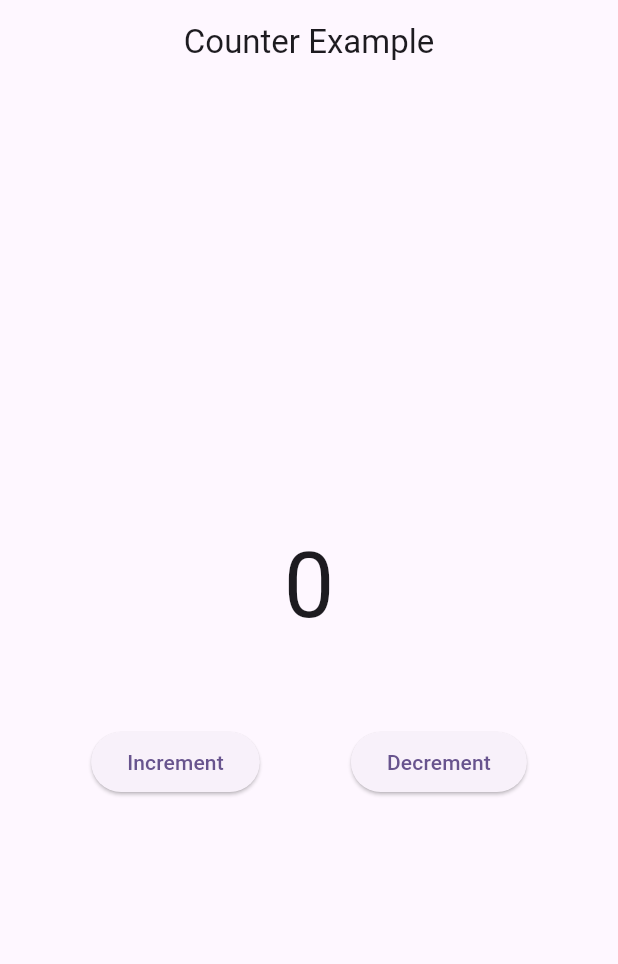
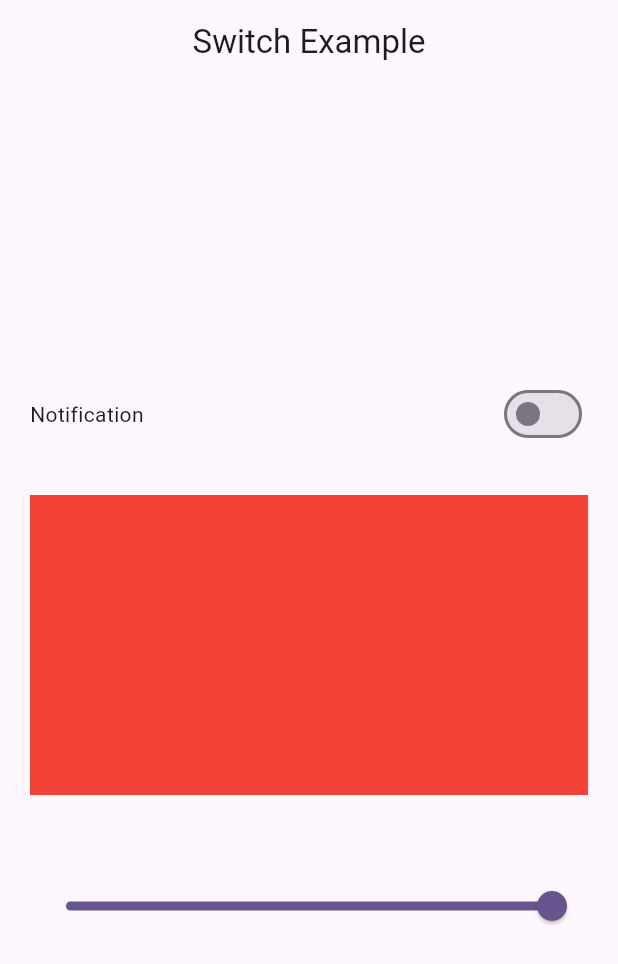
Before and after one commit to Saadali011/Flutter-Bloc, a Flutter app: the screen it shows after launch, on a phone screen of 412 x 824 dp. Shown: the top 964 px of the screen. Run offline on Flutter 3.47's test engine with Material 3 defaults, Android fonts, the phone set to English and light mode, and no system bars; our stand-ins replace bloc, equatable, flutter_bloc.

Commit message:
Flutter Bloc Switch_Example: => Switch => Slider

```diff
--- /dev/null
+++ b/lib/bloc/switch_example/switch_bloc.dart
@@ -0,0 +1,19 @@
+import 'package:bloc/bloc.dart';
+import 'package:practice_bloc/bloc/switch_example/switch_event.dart';
+import 'package:practice_bloc/bloc/switch_example/switch_states.dart';
+
+class SwitchBloc extends Bloc<SwitchEvents,SwitchStates>{
+  SwitchBloc():super(SwitchStates()){
+    on<EnableOrDisableNotification>(_EnableOrDisableNotification);
+    on<SliderEvent>(_sliderEvent);
+
+  }
+
+  void _EnableOrDisableNotification(EnableOrDisableNotification events, Emitter<SwitchStates> emit ){
+    emit(state.copyWith(isSwitch: !state.isSwtich));
+  }
+
+  void _sliderEvent(SliderEvent events, Emitter<SwitchStates> emit ){
+    emit(state.copyWith(slider: events.slider));
+  }
+}
--- /dev/null
+++ b/lib/bloc/switch_example/switch_event.dart
@@ -0,0 +1,22 @@
+import "package:equatable/equatable.dart";
+import "package:flutter/material.dart";
+
+abstract class SwitchEvents{
+  SwitchEvents();
+
+  @override
+  List<Object> get props => [];
+
+}
+
+class EnableOrDisableNotification extends SwitchEvents{}
+
+class SliderEvent extends SwitchEvents{
+
+  double slider;
+  SliderEvent({required this.slider});
+
+  @override
+  List<Object> get props => [slider];
+
+}
--- /dev/null
+++ b/lib/bloc/switch_example/switch_states.dart
@@ -0,0 +1,18 @@
+import 'package:equatable/equatable.dart';
+class SwitchStates extends Equatable{
+  bool isSwtich;
+  double slider;
+
+  SwitchStates({this.isSwtich = false,this.slider = 1.0});
+
+  SwitchStates copyWith({bool? isSwitch,double? slider}){
+    return SwitchStates(
+    isSwtich : isSwitch ?? this.isSwtich,
+      slider: slider?? this.slider,
+    );
+}
+
+  @override
+  List<Object> get props => [isSwtich,slider];
+
+}
--- a/lib/main.dart
+++ b/lib/main.dart
@@ -1,7 +1,9 @@
 import 'package:flutter/material.dart';
 import 'package:flutter_bloc/flutter_bloc.dart';
 import 'package:practice_bloc/bloc/counter/counter_bloc.dart';
-import 'package:practice_bloc/ui/counter_screen.dart';
+import 'package:practice_bloc/bloc/switch_example/switch_bloc.dart';
+import 'package:practice_bloc/ui/counter/counter_screen.dart';
+import 'package:practice_bloc/ui/switch_example/switch_example_screen.dart';
 
 void main() {
   runApp(const MyApp());
@@ -10,19 +12,21 @@ void main() {
 class MyApp extends StatelessWidget {
   const MyApp({super.key});
 
-  // This widget is the root of your application.
   @override
   Widget build(BuildContext context) {
-    return BlocProvider(
-      create: (_) => CounterBloc(),
-      child:  MaterialApp(
+    return MultiBlocProvider(
+      providers: [
+        BlocProvider(create: (_) => CounterBloc(),),
+        BlocProvider(create: (_) => SwitchBloc(),),
+      ],
+      child: MaterialApp(
         title: 'Flutter Demo',
         debugShowCheckedModeBanner: false,
         theme: ThemeData(
           colorScheme: ColorScheme.fromSeed(seedColor: Colors.deepPurple),
           useMaterial3: true,
         ),
-        home: const CounterScreen(),
+        home: const SwitchExample(),
       ),
     );
   }
--- a/lib/ui/counter_screen.dart
+++ b/lib/ui/counter/counter_screen.dart
@@ -28,7 +28,7 @@ class _CounterScreenState extends State<CounterScreen> {
               return Center(
                 child: Text(
                   state.counter.toString(),
-                  style: TextStyle(fontSize:60),
+                  style: const  TextStyle(fontSize:60),
                 ),
               );
             },
--- /dev/null
+++ b/lib/ui/switch_example/switch_example_screen.dart
@@ -0,0 +1,74 @@
+import 'package:flutter/material.dart';
+import 'package:flutter_bloc/flutter_bloc.dart';
+import 'package:practice_bloc/bloc/switch_example/switch_bloc.dart';
+import 'package:practice_bloc/bloc/switch_example/switch_event.dart';
+import 'package:practice_bloc/bloc/switch_example/switch_states.dart';
+
+class SwitchExample extends StatefulWidget {
+  const SwitchExample({super.key});
+
+  @override
+  State<SwitchExample> createState() => _SwitchExampleState();
+}
+
+class _SwitchExampleState extends State<SwitchExample> {
+  @override
+  Widget build(BuildContext context) {
+    return Scaffold(
+        appBar: AppBar(
+          centerTitle: true,
+          title: const Text("Switch Example"),
+        ),
+        body: Padding(
+          padding: const EdgeInsets.symmetric(horizontal: 20),
+          child: Column(
+            crossAxisAlignment: CrossAxisAlignment.center,
+            mainAxisAlignment: MainAxisAlignment.center,
+            children: [
+              Row(
+                mainAxisAlignment: MainAxisAlignment.spaceBetween,
+                children: [
+                  const Text("Notification"),
+                  BlocBuilder<SwitchBloc , SwitchStates>(
+                    buildWhen:(previous , current ) => previous.isSwtich != current.isSwtich ,
+                    builder: (context, state){
+                      return Switch(value: state.isSwtich, onChanged:  (newValue){
+                        // print(newValue);
+                        // print("Here");
+
+                        context.read<SwitchBloc>().add(EnableOrDisableNotification());
+                      });
+                      },
+                  )
+                ],
+              ),
+              const SizedBox(height: 30,),
+              BlocBuilder<SwitchBloc , SwitchStates>(
+                buildWhen:(previous , current ) => previous.slider != current.slider ,
+                builder: (context, state){
+                  return   Container(
+                    height:200,
+                    color: Colors.red.withOpacity(state.slider),
+                  );
+                  // print("Block");
+                },
+              ),
+              const SizedBox(height: 50,),
+              BlocBuilder<SwitchBloc , SwitchStates>(
+                buildWhen:(previous , current ) => previous.slider != current.slider ,
+
+                builder: (context, state){
+                  return  Slider(value: state.slider, onChanged:(value){
+                    // print(state.slider);
+                    context.read<SwitchBloc>().add(SliderEvent(slider: value));
+                  });
+
+                },
+              )
+
+            ],
+          ),
+        )
+    );
+  }
+}
```
